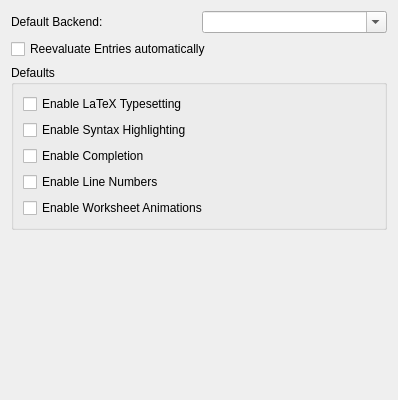
Old version of the form src/settings.ui in the repository KDE/cantor.
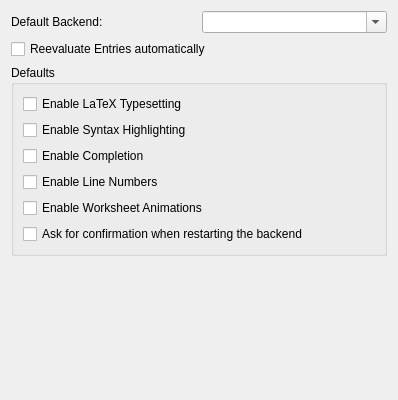
New version of the form. Custom widgets are drawn as their Qt base class.

Commit message: Improve warning box for backend restarting by adding "Don't show again" option (added to Settings too)

Diff of the .ui file:
```diff
--- a/src/settings.ui
+++ b/src/settings.ui
@@ -82,6 +82,13 @@
           </property>
          </widget>
         </item>
+        <item>
+         <widget class="QCheckBox" name="kcfg_WarnAboutSessionRestart">
+          <property name="text">
+           <string>Ask for confirmation when restarting the backend</string>
+          </property>
+         </widget>
+        </item>
        </layout>
       </widget>
      </item>
```
The commit also changes 2 other files.
